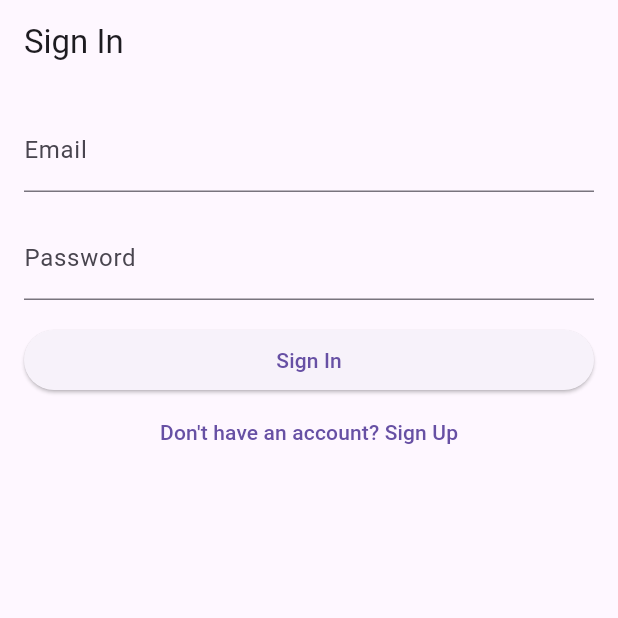
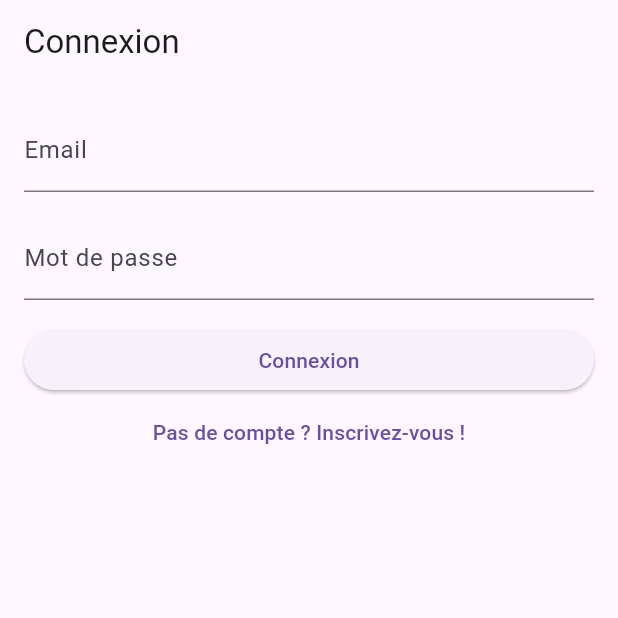
Before and after one commit to PavelDelhomme/flutter_todo, a Flutter app: the screen it shows after launch, on a phone screen of 412 x 824 dp, the top half of it. Run offline on Flutter 3.47's test engine with Material 3 defaults, Android fonts, the light colour scheme and no system bars; our stand-ins replace another_flushbar, cloud_firestore, firebase_auth, firebase_core, flutter_datetime_picker_bdaya, flutter_local_notifications and 4 more; accounts and stored records are empty.

Commit message:
Connexion et inscription de l'utilisateur fonctionnel Des message d'erreurs permettent de correctement d'indiquer à l'utilisateur les erreurs qui surviennent

```diff
--- a/lib/main.dart
+++ b/lib/main.dart
@@ -1,11 +1,11 @@
 import 'package:flutter/material.dart';
 import 'package:firebase_core/firebase_core.dart';
-import 'package:hive_flutter/adapters.dart';
+import 'package:hive_flutter/hive_flutter.dart';
 import 'package:todo_firebase/models/task.dart';
+import 'package:todo_firebase/views/authentication/connexion_view.dart';
+import 'package:todo_firebase/views/home/home_view.dart';
 import 'firebase_options.dart';
 import 'views/authentication/auth_wrapper.dart';
-import 'views/authentication/sign_in_view.dart';
-import 'views/home/home_view.dart';
 import 'services/notification_service.dart';
 
 void main() async {
@@ -44,7 +44,7 @@ class MainApp extends StatelessWidget {
       ),
       home: const AuthWrapper(),
       routes: {
-        '/sign-in': (context) => const SignInView(),
+        '/sign-in': (context) => const ConnexionView(),
         '/home': (context) => const HomeView(),
       },
     );
--- a/lib/views/authentication/auth_wrapper.dart
+++ b/lib/views/authentication/auth_wrapper.dart
@@ -1,7 +1,7 @@
 import 'package:flutter/material.dart';
 import 'package:firebase_auth/firebase_auth.dart';
 import '../home/home_view.dart';
-import 'sign_in_view.dart';
+import 'connexion_view.dart';
 
 class AuthWrapper extends StatelessWidget {
   const AuthWrapper({super.key});
@@ -20,7 +20,7 @@ class AuthWrapper extends StatelessWidget {
         if (snapshot.hasData) {
           return const HomeView();
         }
-        return const SignInView();
+        return const ConnexionView();
       },
     );
   }
--- a/lib/views/authentication/sign_in_view.dart
+++ b/lib/views/authentication/connexion_view.dart
@@ -1,15 +1,19 @@
+import 'dart:developer';
+
+import 'package:another_flushbar/flushbar.dart';
 import 'package:flutter/material.dart';
 import 'package:firebase_auth/firebase_auth.dart';
-import 'sign_up_view.dart';
+import '../home/home_view.dart';
+import 'inscription_view.dart';
 
-class SignInView extends StatefulWidget {
-  const SignInView({super.key});
+class ConnexionView extends StatefulWidget {
+  const ConnexionView({super.key});
 
   @override
-  _SignInViewState createState() => _SignInViewState();
+  _ConnexionViewState createState() => _ConnexionViewState();
 }
 
-class _SignInViewState extends State<SignInView> {
+class _ConnexionViewState extends State<ConnexionView> {
   final TextEditingController _emailController = TextEditingController();
   final TextEditingController _passwordController = TextEditingController();
   final GlobalKey<FormState> _formKey = GlobalKey<FormState>();
@@ -26,10 +30,26 @@ class _SignInViewState extends State<SignInView> {
           email: _emailController.text.trim(),
           password: _passwordController.text.trim(),
         );
+        log("connexion_view : _auth.signInWithEmailAndPassword passed");
+
+        // Redirection vers HomeView après connexion réussie
+        Navigator.of(context).pushReplacement(
+          MaterialPageRoute(builder: (context) => const HomeView()),
+        );
+      } on FirebaseAuthException catch (e) {
+        log("connexion_view : Echec de la connexion identifiant non valide");
+        Flushbar(
+          message: "Identifiants incorrects. Veuillez réessayer.",
+          duration: Duration(seconds: 3),
+          flushbarPosition: FlushbarPosition.TOP,
+        ).show(context);
       } catch (e) {
         ScaffoldMessenger.of(context).showSnackBar(
-          SnackBar(content: Text('Failed to sign in: $e')),
+          SnackBar(content: Text('Echec de la connexion : $e')),
         );
+        log("connexion_view : Erreur de la connexion $e");
+        log("connexion_view : email passé : $_emailController");
+        log("connexion_view : password passé : $_passwordController");
       } finally {
         setState(() {
           _isLoading = false;
@@ -42,7 +62,7 @@ class _SignInViewState extends State<SignInView> {
   Widget build(BuildContext context) {
     return Scaffold(
       appBar: AppBar(
-        title: const Text('Sign In'),
+        title: const Text('Connexion'),
       ),
       body: Padding(
         padding: const EdgeInsets.all(16.0),
@@ -57,7 +77,7 @@ class _SignInViewState extends State<SignInView> {
                 keyboardType: TextInputType.emailAddress,
                 validator: (value) {
                   if (value == null || value.isEmpty) {
-                    return 'Please enter your email';
+                    return 'Veuillez indiquer votre email.';
                   }
                   return null;
                 },
@@ -65,11 +85,11 @@ class _SignInViewState extends State<SignInView> {
               const SizedBox(height: 16.0),
               TextFormField(
                 controller: _passwordController,
-                decoration: const InputDecoration(labelText: 'Password'),
+                decoration: const InputDecoration(labelText: 'Mot de passe'),
                 obscureText: true,
                 validator: (value) {
                   if (value == null || value.isEmpty) {
-                    return 'Please enter your password';
+                    return 'Veuillez indiquer un mot de passe.';
                   }
                   return null;
                 },
@@ -79,15 +99,15 @@ class _SignInViewState extends State<SignInView> {
                   ? const Center(child: CircularProgressIndicator())
                   : ElevatedButton(
                 onPressed: _signIn,
-                child: const Text('Sign In'),
+                child: const Text('Connexion'),
               ),
               TextButton(
                 onPressed: () {
                   Navigator.of(context).push(
-                    MaterialPageRoute(builder: (context) => const SignUpView()),
+                    MaterialPageRoute(builder: (context) => const InscriptionView()),
                   );
                 },
-                child: const Text('Don\'t have an account? Sign Up'),
+                child: const Text('Pas de compte ? Inscrivez-vous !'),
               )
             ],
           ),
--- a/pubspec.yaml
+++ b/pubspec.yaml
@@ -9,6 +9,7 @@ environment:
 dependencies:
   flutter:
     sdk: flutter
+  another_flushbar: ^1.10.24
   flutter_datetime_picker_bdaya: ^3.0.2
   flutter_local_notifications: ^17.1.2
   hive: ^2.2.3
```
Also changed, not shown: lib/views/authentication/inscription_view.dart (renamed from lib/views/authentication/sign_up_view.dart, +33 -14 lines), lib/views/home/components/drawer_menu.dart (+15 -2 lines), lib/views/home/home_view.dart (+5 -7 lines), pubspec.lock.
